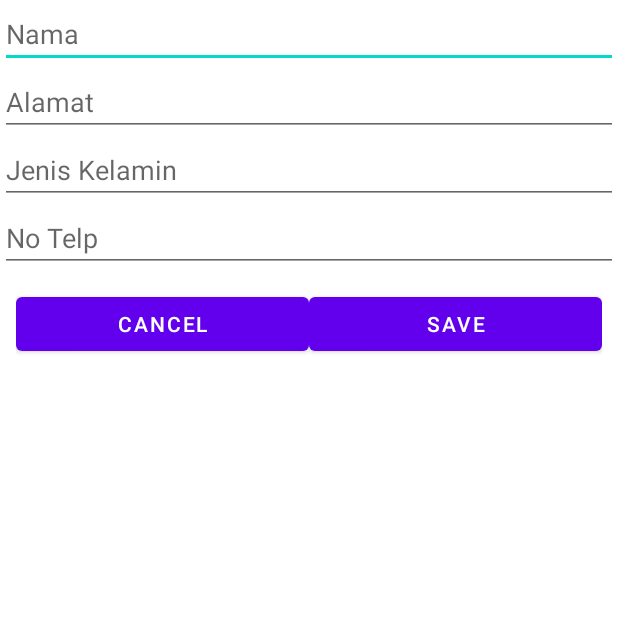
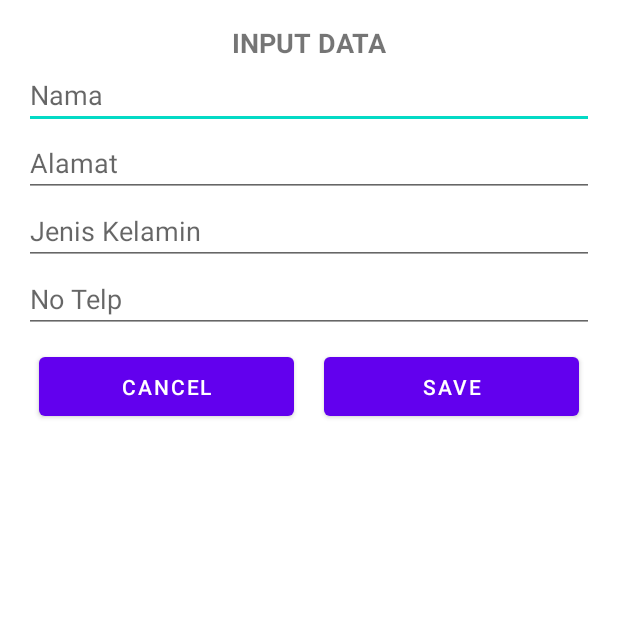
Before and after one commit to Johannnix/Prakerin-Android-1, an Android app: the InputActivity screen opened directly, with no data from a screen before it, on a phone screen of 412 x 824 dp, the top half of it. Run offline under Robolectric (Android 15) with nearby library versions, the phone set to English and light mode, and no system bars; 2 statements that could not run were skipped.

Commit message:
Final CRUD Member

```diff
--- a/app/src/main/res/layout/activity_input.xml
+++ b/app/src/main/res/layout/activity_input.xml
@@ -6,7 +6,16 @@
     android:layout_height="match_parent"
     android:orientation="vertical"
     android:layout_gravity="center"
+    android:padding="16dp"
     tools:context=".InputActivity">
+
+    <TextView
+        android:layout_width="wrap_content"
+        android:layout_height="wrap_content"
+        android:text="INPUT DATA"
+        android:layout_gravity="center_horizontal"
+        android:textSize="18sp"
+        android:textStyle="bold"/>
 
     <EditText
         android:id="@+id/name"
@@ -43,23 +52,25 @@
     <LinearLayout
         android:orientation="horizontal"
         android:layout_width="match_parent"
-        android:layout_height="wrap_content"
-        android:layout_margin="5dp"
-        android:padding="5dp">
+        android:layout_height="wrap_content">
 
         <Button
             android:id="@+id/button_cancel"
             android:layout_width="0dp"
             android:layout_height="wrap_content"
             android:layout_weight="1"
-            android:text="cancel"/>
+            android:text="cancel"
+            android:layout_margin="10dp"
+            android:padding="10dp"/>
 
         <Button
             android:id="@+id/button_save"
             android:layout_width="0dp"
             android:layout_height="wrap_content"
             android:layout_weight="1"
-            android:text="save"/>
+            android:text="save"
+            android:layout_margin="10dp"
+            android:padding="10dp"/>
 
     </LinearLayout>
 
```
Also changed, not shown: app/src/main/java/com/example/login/MyAdapter.java (+43 -0 lines), app/src/main/res/layout/activity_lihat_biodata.xml (+70 -2 lines), app/src/main/res/layout/item.xml (+14 -1 lines).
